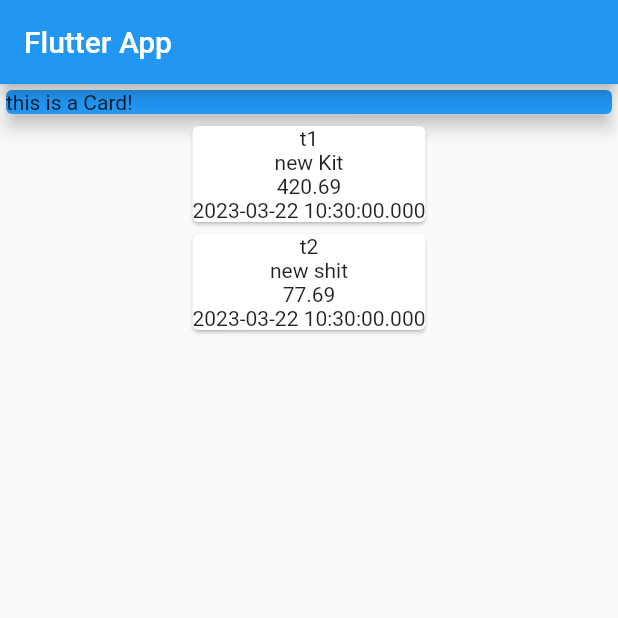
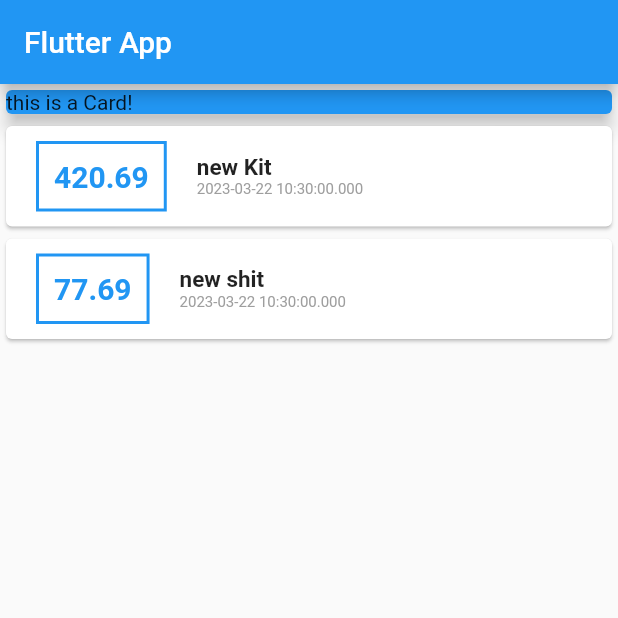
Before and after one commit to barimehdi77/personal-expenses-app, a Flutter app: the screen it shows after launch, on a phone screen of 412 x 824 dp, the top half of it. Run offline on Flutter 3.47's test engine with Material 2 defaults, Android fonts, the phone set to English and light mode, and no system bars.

```diff
--- a/lib/main.dart
+++ b/lib/main.dart
@@ -1,3 +1,5 @@
+import 'dart:ui';
+
 import 'package:flutter/material.dart';
 import './modals/transactions.modal.dart';
 
@@ -18,13 +20,13 @@ class MyHomePage extends StatelessWidget {
     Transaction(
       id: 't1',
       name: 'new Kit',
-      amound: 420.69,
+      amount: 420.69,
       date: DateTime.now(),
     ),
     Transaction(
       id: 't2',
       name: 'new shit',
-      amound: 77.69,
+      amount: 77.69,
       date: DateTime.now(),
     ),
   ];
@@ -50,12 +52,46 @@ class MyHomePage extends StatelessWidget {
             Column(
               children: transactions.map((tx) {
                 return Card(
-                  child: Column(
+                  child: Row(
                     children: [
-                      Text(tx.id),
-                      Text(tx.name),
-                      Text(tx.amound.toString()),
-                      Text(tx.date.toString())
+                      Container(
+                        margin:
+                            EdgeInsets.symmetric(vertical: 10, horizontal: 20),
+                        padding: EdgeInsets.all(10),
+                        decoration: BoxDecoration(
+                          border: Border.all(
+                            color: Colors.blue,
+                            width: 2,
+                          ),
+                        ),
+                        child: Text(
+                          tx.amount.toString(),
+                          style: TextStyle(
+                            color: Colors.blue,
+                            fontWeight: FontWeight.bold,
+                            fontSize: 20,
+                          ),
+                        ),
+                      ),
+                      Column(
+                        crossAxisAlignment: CrossAxisAlignment.start,
+                        children: [
+                          Text(
+                            tx.name,
+                            style: TextStyle(
+                              fontWeight: FontWeight.bold,
+                              fontSize: 15,
+                            ),
+                          ),
+                          Text(
+                            tx.date.toString(),
+                            style: TextStyle(
+                              color: Colors.grey,
+                              fontSize: 10,
+                            ),
+                          ),
+                        ],
+                      )
                     ],
                   ),
                 );
--- a/lib/modals/transactions.modal.dart
+++ b/lib/modals/transactions.modal.dart
@@ -3,13 +3,13 @@ import 'package:flutter/foundation.dart';
 class Transaction {
   final String id;
   final String name;
-  final double amound;
+  final double amount;
   final DateTime date;
 
   Transaction({
     @required this.id,
     @required this.name,
-    @required this.amound,
+    @required this.amount,
     @required this.date,
   });
 }
```
